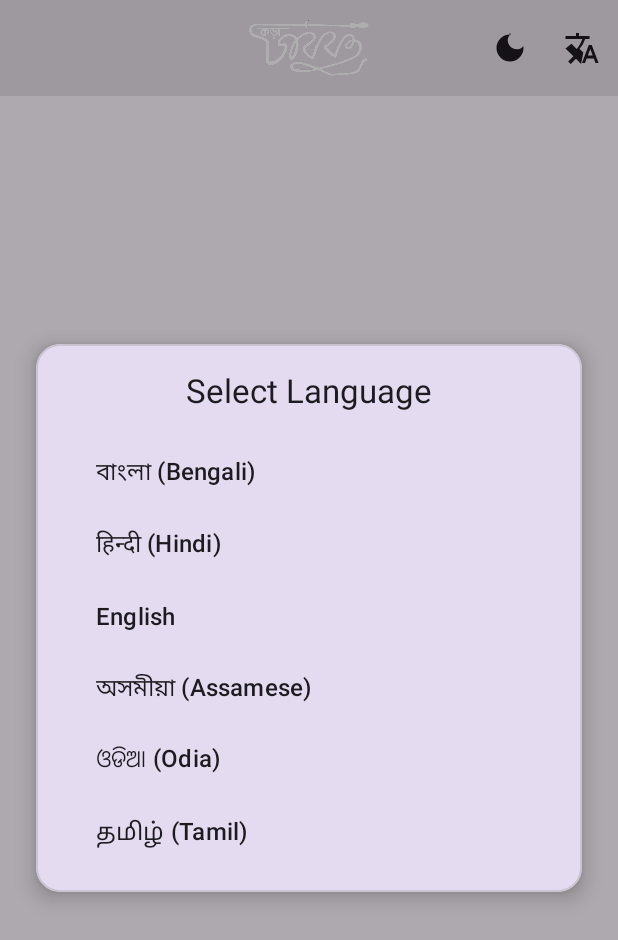
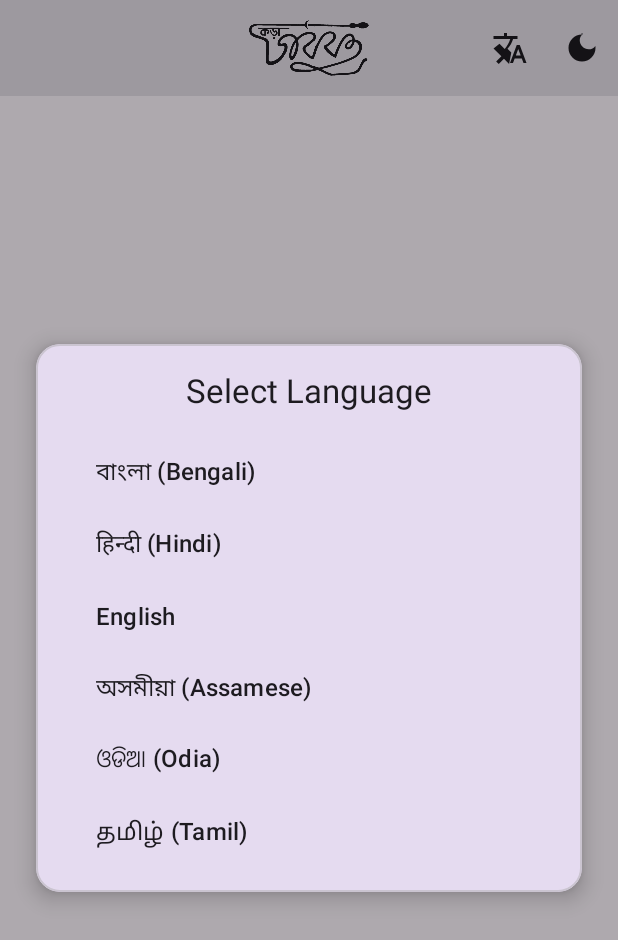
Before and after one commit to UtilityDD/KadaChabuk1, an Android app: the screen it shows after launch (MainActivity), after a tap on "Change language", on a phone screen of 412 x 824 dp. Shown: the top 940 px of the screen. Run offline under Robolectric (Android 15) with nearby library versions, the phone set to English and light mode, and no system bars; our stand-ins replace Room's generated code; libraries missing offline, so code that uses them is left out: com.github.doyaaaaaken.kotlincsv.

Commit message:
Working version appbar icon changing colour with theme

```diff
--- a/app/src/main/res/drawable/ic_font_size.xml
+++ b/app/src/main/res/drawable/ic_font_size.xml
@@ -3,7 +3,7 @@
     android:height="24dp"
     android:viewportWidth="24"
     android:viewportHeight="24"
-    android:tint="#FFFFFF">
+    android:tint="?attr/colorOnPrimaryContainer">
   <path
       android:fillColor="@android:color/white"
       android:pathData="M9,4v3h5v12h3V7h5V4H9zM3,12h3v7h3v-7h3v-3H3v3z"/>
--- a/app/src/main/res/layout/activity_main.xml
+++ b/app/src/main/res/layout/activity_main.xml
@@ -26,14 +26,20 @@
                 android:layout_height="40dp"
                 android:layout_gravity="center"
                 android:adjustViewBounds="true"
+                app:tint="?attr/colorOnSurface"
                 android:src="@drawable/loading_icon"
                 android:contentDescription="@string/app_name" />
+
+            <LinearLayout
+                android:layout_gravity="end"
+                android:layout_width="wrap_content"
+                android:layout_height="wrap_content"
+                android:orientation="horizontal">
 
                 <ImageButton
                     android:id="@+id/button_language_change"
                     android:layout_width="48dp"
                     android:layout_height="48dp"
-                android:layout_gravity="end"
                     android:background="?attr/selectableItemBackgroundBorderless"
                     android:contentDescription="@string/change_language_description"
                     android:src="@drawable/ic_language" />
@@ -42,10 +48,10 @@
                     android:id="@+id/button_theme_toggle"
                     android:layout_width="48dp"
                     android:layout_height="48dp"
-                android:layout_gravity="end"
                     android:background="?attr/selectableItemBackgroundBorderless"
                     android:contentDescription="@string/theme_toggle_description"
                     tools:src="@drawable/ic_light_mode" />
+            </LinearLayout>
 
         </com.google.android.material.appbar.MaterialToolbar>
 
```
Also changed, not shown: app/src/main/res/drawable/appbar_light.png (added). Lines whose indentation alone changed are shown as unchanged.
